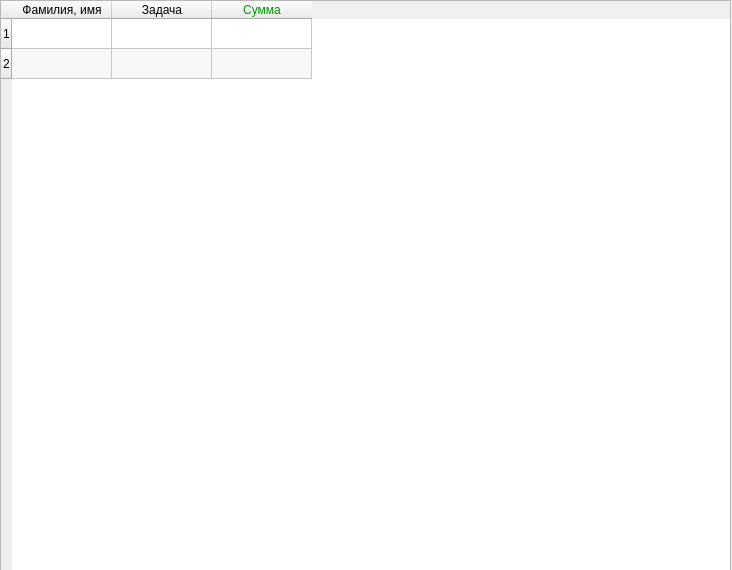
Qt form finance.ui (AnGREATern/kanbaner) before a commit.
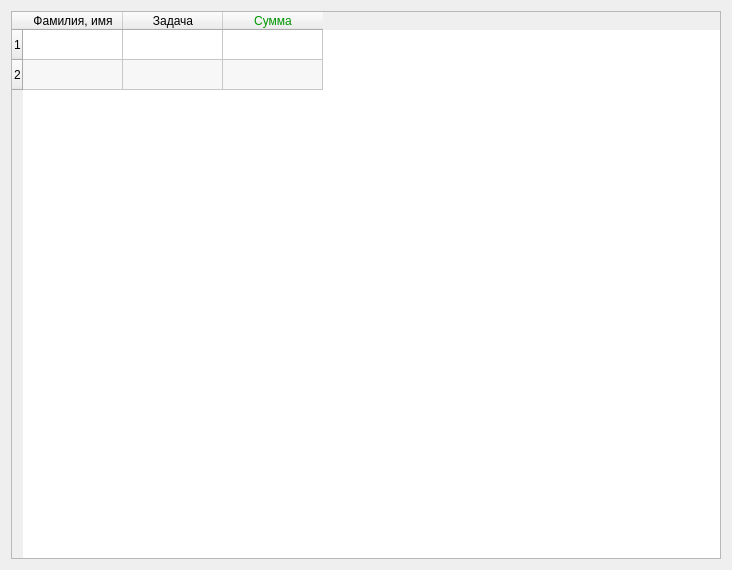
The same form after that commit.

Patch:
```diff
--- a/finance.ui
+++ b/finance.ui
@@ -16,15 +16,9 @@
   <property name="windowTitle">
    <string>Финансы</string>
   </property>
+  <layout class="QHBoxLayout" name="horizontalLayout">
+   <item>
   <widget class="QTableWidget" name="table">
-   <property name="geometry">
-    <rect>
-     <x>0</x>
-     <y>0</y>
-     <width>731</width>
-     <height>571</height>
-    </rect>
-   </property>
    <property name="mouseTracking">
     <bool>true</bool>
    </property>
@@ -108,6 +102,8 @@
     </property>
    </item>
   </widget>
+   </item>
+  </layout>
  </widget>
  <resources/>
  <connections/>
```
Lines whose indentation alone changed are shown as unchanged.
